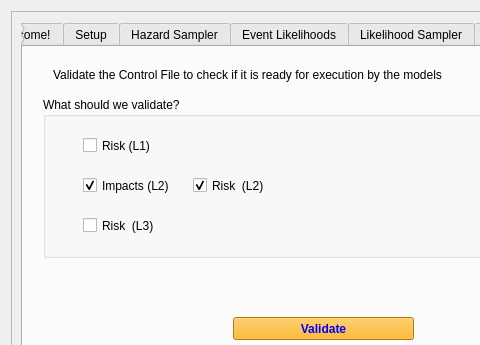
Before: the Qt Designer form canflood_inprep/ProjectDataPrep/ProjectDataPrepDialog_Base.ui in NRCan/CanFlood, drawn with Qt 5; both pictures show x 0 to 480 and y 0 to 345 of the 700 by 888 pixel window.
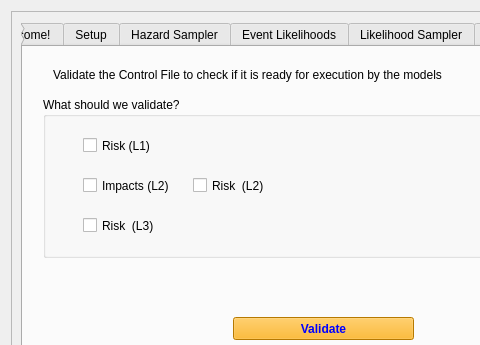
After: the same form once the commit is applied. The open tabs and pages were chosen to show the change. Custom widgets are drawn as their Qt base class.

```diff
--- a/canflood_inprep/ProjectDataPrep/ProjectDataPrepDialog_Base.ui
+++ b/canflood_inprep/ProjectDataPrep/ProjectDataPrepDialog_Base.ui
@@ -2425,7 +2425,7 @@
              <string>Impacts (L2)</string>
             </property>
             <property name="checked">
-             <bool>true</bool>
+             <bool>false</bool>
             </property>
            </widget>
            <widget class="QCheckBox" name="checkBox_Vr2">
@@ -2441,7 +2441,7 @@
              <string>Risk  (L2)</string>
             </property>
             <property name="checked">
-             <bool>true</bool>
+             <bool>false</bool>
             </property>
            </widget>
            <widget class="QCheckBox" name="checkBox_Vr3">
```
Left out of the diff: 2 changed lines with no effect on the pictures.
